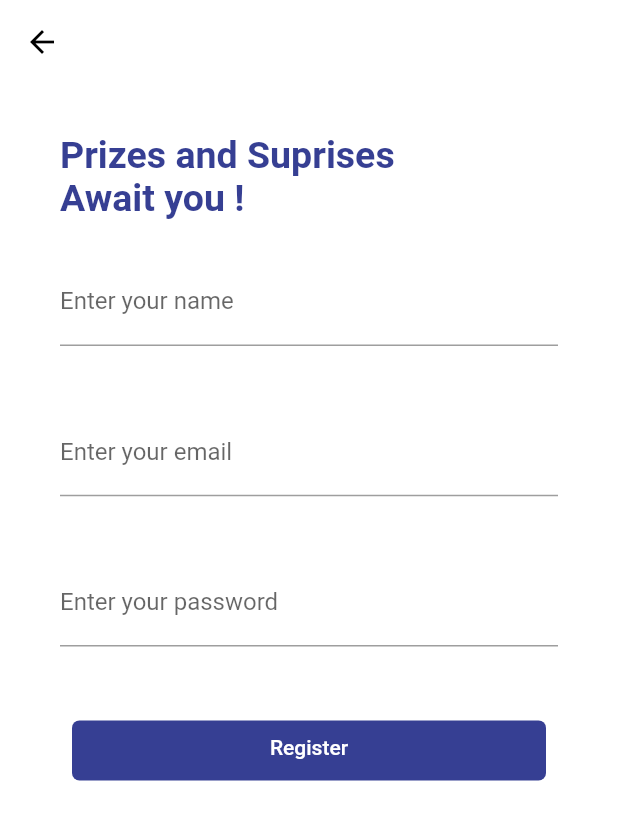
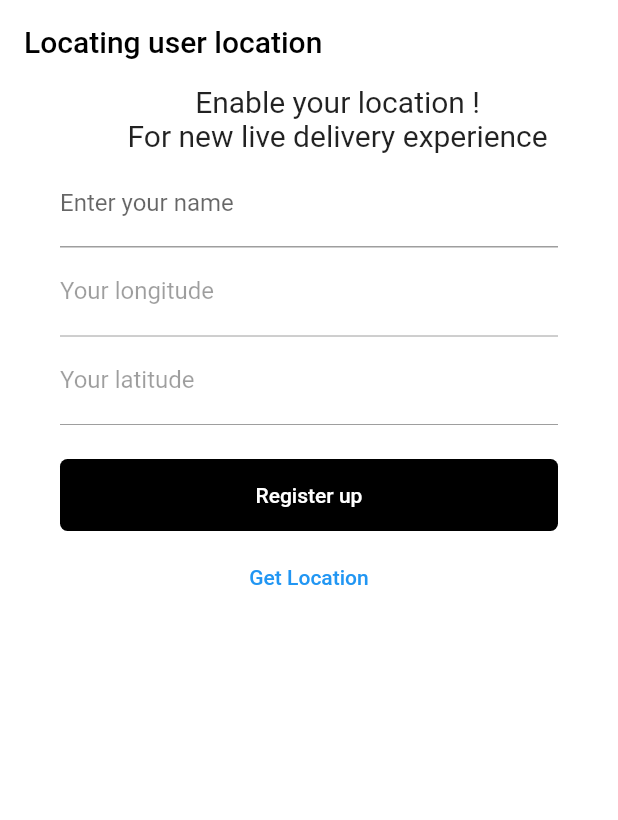
Before and after one commit to Zulfadlifauzi/riderapp, a Flutter app: the screen it shows after launch, on a phone screen of 412 x 824 dp. Shown: the top 820 px of the screen. Run offline on Flutter 3.47's test engine with Material 2 defaults, Android fonts, the phone set to English and light mode, and no system bars; our stand-ins replace form_field_validator, geolocator, google_fonts, google_maps_flutter, ionicons, lottie; missing offline and left inert: cron; Roboto replaces fonts that are missing (Staatliches, Varela).

Commit message:
add cron, send to register API and add get coordinate.

```diff
--- a/lib/main.dart
+++ b/lib/main.dart
@@ -15,7 +15,7 @@ class MyApp extends StatelessWidget {
       theme: ThemeData(
         primarySwatch: Colors.blue,
       ),
-      home: SignupScreen(),
+      home: const SignupScreen(),
     );
   }
 }
--- /dev/null
+++ b/lib/models/rider_register.dart
@@ -0,0 +1,48 @@
+class CreateUserRequest {
+  String? message;
+  DataResponse? data;
+
+  CreateUserRequest({this.message, this.data});
+
+  factory CreateUserRequest.fromJson(Map<String, dynamic> json) =>
+      CreateUserRequest(
+          message: json['message'], data: DataResponse.fromJson(json['data']));
+
+  Map<String, dynamic> toJson() => {'message': message, 'data': data!.toJson()};
+}
+
+class DataResponse {
+  DataResponse({
+    this.latitude,
+    this.longitude,
+    this.name,
+    this.updatedAt,
+    this.createdAt,
+    this.id,
+  });
+
+  String? latitude;
+  String? longitude;
+  String? name;
+  DateTime? updatedAt;
+  DateTime? createdAt;
+  int? id;
+
+  factory DataResponse.fromJson(Map<String, dynamic> json) => DataResponse(
+        latitude: json["latitude"],
+        longitude: json["longitude"],
+        name: json["name"],
+        updatedAt: DateTime.parse(json["updated_at"]),
+        createdAt: DateTime.parse(json["created_at"]),
+        id: json["id"],
+      );
+
+  Map<String, dynamic> toJson() => {
+        "latitude": latitude,
+        "longitude": longitude,
+        "name": name,
+        "updated_at": updatedAt!.toIso8601String(),
+        "created_at": createdAt!.toIso8601String(),
+        "id": id,
+      };
+}
--- a/lib/screens/map.dart
+++ b/lib/screens/map.dart
@@ -332,6 +332,6 @@ Widget buildSheet() => Column(
             ),
           ],
         ),
-        Divider(thickness: 1)
+        const Divider(thickness: 1)
       ],
     );
--- a/lib/screens/signup.dart
+++ b/lib/screens/signup.dart
@@ -1,138 +1,196 @@
+import 'dart:convert';
+
 import 'package:flutter/material.dart';
-import 'package:riderapp/screens/status.dart';
-import 'package:form_field_validator/form_field_validator.dart';
+import 'package:geolocator/geolocator.dart';
+import 'package:google_fonts/google_fonts.dart';
+import 'package:http/http.dart' as http;
+import 'package:cron/cron.dart';
+import 'package:riderapp/models/rider_register.dart';
 
 class SignupScreen extends StatefulWidget {
   const SignupScreen({Key? key}) : super(key: key);
 
   @override
-  _SignupScreenState createState() => _SignupScreenState();
+  _HomeScreenState createState() => _HomeScreenState();
 }
 
-class _SignupScreenState extends State<SignupScreen> {
-  bool hidePassword = true;
-  TextEditingController passController = TextEditingController();
-  TextEditingController emailController = TextEditingController();
-  TextEditingController nameController = TextEditingController();
+Future<CreateUserRequest> createUser(
+    String name, String latitude, String longitude) async {
+  const String apiUrl = 'http://api.staging.tarsoft.co/api/coordinates/create';
 
+  final response = await http.post(Uri.parse(apiUrl),
+      body: {'name': name, 'latitude': latitude, 'longitude': longitude});
+  if (response.statusCode == 200 || response.statusCode == 500) {
+    print(response.statusCode);
+    print(response.body);
+    return CreateUserRequest.fromJson(json.decode(response.body));
+  } else {
+    throw Exception('Failed to load data');
+  }
+}
+
+class _HomeScreenState extends State<SignupScreen> {
+  final nameController = TextEditingController();
+  final latController = TextEditingController();
+  final longController = TextEditingController();
+
+  late CreateUserRequest _user;
   GlobalKey<FormState> formKey = GlobalKey<FormState>();
-  final scaffoldKey = GlobalKey<FormState>();
+  Position? _currentPosition;
+
+  @override
+  void initState() {
+    super.initState();
+    _user = CreateUserRequest();
+  }
 
   @override
   Widget build(BuildContext context) {
-    final double height = MediaQuery.of(context).size.height;
+    longController.text = _currentPosition?.longitude.toString() ?? '';
+    latController.text = _currentPosition?.latitude.toString() ?? '';
 
     return Scaffold(
+      backgroundColor: Colors.white,
       appBar: AppBar(
-          key: scaffoldKey,
-          backgroundColor: Colors.transparent,
+        title: Text(
+          'Locating user location',
+          style: GoogleFonts.varela(color: Colors.black),
+        ),
         elevation: 0,
-          leading: IconButton(
-            icon: const Icon(Icons.arrow_back, color: Colors.black),
-            onPressed: () {
-              Navigator.push(
-                  context,
-                  MaterialPageRoute(
-                      builder: (context) => const StatusScreen()));
-            },
+        backgroundColor: Colors.white,
+      ),
+      body: SingleChildScrollView(
+        child: Stack(
+          children: <Widget>[
+            Column(
+              crossAxisAlignment: CrossAxisAlignment.center,
+              children: [
+                Padding(
+                  padding: const EdgeInsets.only(left: 85),
+                  child: Text(
+                      'Enable your location ! \nFor new live delivery experience',
+                      textAlign: TextAlign.center,
+                      style: GoogleFonts.staatliches(
+                        fontSize: 20,
                       )),
-      backgroundColor: const Color(0xFFffffff),
-      body: SingleChildScrollView(
+                ),
+              ],
+            ),
+            Column(
+              crossAxisAlignment: CrossAxisAlignment.start,
+              children: [
+                Padding(
+                  padding: const EdgeInsets.only(left: 40, right: 40),
+                  child: Container(
+                    margin: const EdgeInsets.only(top: 50),
                     child: Form(
                       key: formKey,
-          child: Container(
-            padding: const EdgeInsets.only(left: 40, right: 40),
                       child: Column(
-              crossAxisAlignment: CrossAxisAlignment.start,
                         children: [
-                SizedBox(height: height * 0.04),
-                const Text(
-                  'Prizes and Suprises',
-                  style: TextStyle(
-                      fontSize: 25,
-                      fontWeight: FontWeight.bold,
-                      color: Color(0xFF363f93)),
-                ),
-                const Text(
-                  'Await you !',
-                  style: TextStyle(
-                      fontSize: 25,
-                      fontWeight: FontWeight.bold,
-                      color: Color(0xFF363f93)),
-                ),
-                SizedBox(
-                  height: height * 0.03,
+                          TextFormField(
+                            controller: nameController,
+                            decoration: const InputDecoration(
+                                labelText: 'Enter your name'),
                           ),
                           TextFormField(
-                    controller: nameController,
-                    decoration:
-                        const InputDecoration(labelText: 'Enter your name'),
-                    validator: MultiValidator([
-                      RequiredValidator(errorText: 'Enter your name'),
-                      MinLengthValidator(5,
-                          errorText: 'Should be at least 5 characters')
-                    ])),
-                SizedBox(height: height * 0.05),
+                            enabled: false,
+                            controller: longController,
+                            decoration: const InputDecoration(
+                                labelText: 'Your longitude'),
+                          ),
                           TextFormField(
-                    controller: emailController,
-                    decoration:
-                        const InputDecoration(labelText: 'Enter your email'),
-                    validator: MultiValidator([
-                      RequiredValidator(errorText: 'Enter your email'),
-                      EmailValidator(errorText: 'Not A Valid Email')
-                    ])),
-                SizedBox(height: height * 0.05),
-                TextFormField(
-                  controller: passController,
-                  decoration:
-                      const InputDecoration(labelText: 'Enter your password'),
-                  validator: MultiValidator([
-                    RequiredValidator(errorText: 'Enter your password'),
-                    MinLengthValidator(6,
-                        errorText: 'Should be at least 6 characters')
-                  ]),
-                  obscureText: hidePassword,
-                ),
-                SizedBox(height: height * 0.05),
-                Column(
-                  children: <Widget>[
-                    TextButton(
-                        onPressed: () {},
-                        child: Container(
-                          child: const Padding(
-                            padding: EdgeInsets.only(top: 10),
-                            child: Text(
-                              'Register',
-                              style: TextStyle(color: Colors.white),
-                              textAlign: TextAlign.center,
-                            ),
-                          ),
-                          height: 40,
-                          width: double.infinity,
-                          decoration: BoxDecoration(
-                            borderRadius: BorderRadius.circular(5.0),
-                            color: const Color(0xFF363f93),
-                          ),
-                        )),
-                    SizedBox(
-                      height: height * 0.09,
-                    ),
-                  ],
+                            enabled: false,
+                            controller: latController,
+                            decoration: const InputDecoration(
+                                labelText: 'Your latitude'),
                           ),
                         ],
                       ),
                     ),
                   ),
+                )
+              ],
+            ),
+            Center(
+              child: Padding(
+                padding: const EdgeInsets.only(left: 40, right: 40),
+                child: Container(
+                  margin: const EdgeInsets.only(top: 290),
+                  child: Column(
+                    mainAxisAlignment: MainAxisAlignment.start,
+                    children: <Widget>[
+                      // if (_currentPosition != null)
+                      //   Text(
+                      //       'Longitude: ${_currentPosition!.longitude} \nLatitude: ${_currentPosition!.latitude}'),
+                      const SizedBox(height: 15),
+                      TextButton(
+                        child: const Text('Get Location'),
+                        onPressed: () {
+                          _getCurrentLocation();
+                        },
+                      )
+                    ],
+                  ),
+                ),
+              ),
+            ),
+            Center(
+              child: Padding(
+                padding: const EdgeInsets.only(left: 40, right: 40),
+                child: Column(
+                  children: [
+                    Container(
+                      width: double.infinity,
+                      margin: const EdgeInsets.only(top: 250),
+                      decoration: BoxDecoration(
+                          color: Colors.black,
+                          borderRadius: BorderRadius.circular(5.0)),
+                      child: TextButton(
+                        onPressed: () async {
+                          final cron = Cron()
+                            ..schedule(Schedule.parse('*/10 * * * * *'),
+                                () async {
+                              final String name = nameController.text;
+                              final String latitude = latController.text;
+                              final String longitude = longController.text;
+                              final CreateUserRequest user =
+                                  await createUser(name, latitude, longitude);
+                              setState(() {
+                                _user = user;
+                              });
+                              print(DateTime.now());
+                            });
+                          await Future.delayed(const Duration(days: 1));
+                          await cron.close();
+                        },
+                        child: const Text(
+                          'Register up',
+                          style: TextStyle(color: Colors.white),
+                        ),
+                      ),
+                    ),
+                  ],
+                ),
+              ),
+            )
+          ],
+        ),
       ),
     );
   }
 
-  bool validateAndSave() {
-    final form = formKey.currentState;
-    if (form!.validate()) {
-      form.save();
-      return true;
+  _getCurrentLocation() {
+    Geolocator.getCurrentPosition(
+            desiredAccuracy: LocationAccuracy.best,
+            forceAndroidLocationManager: true)
+        .then((Position position) {
+      setState(() {
+        _currentPosition = position;
+      });
+    }).catchError((e) {
+      print(e);
+    });
   }
-    return false;
+
+  void schedule(Schedule schedule, Null Function() param1) {}
 }
-}
--- a/pubspec.yaml
+++ b/pubspec.yaml
@@ -40,6 +40,9 @@ dependencies:
   lottie: ^1.2.1
   modal_bottom_sheet: ^2.0.0
   form_field_validator: ^1.1.0
+  geolocator: ^7.6.2
+  google_fonts: ^2.1.0
+  cron: ^0.3.2
 
 dev_dependencies:
   flutter_test:
```
Also changed, not shown: cron.dart (added, +215 -0 lines), lib/screens/delivery.dart (+6 -8 lines), lib/widgets/drawer_tab_navigator.dart (+5 -5 lines), src/constraint_parser.dart (added, +37 -0 lines), pubspec.lock. Lines whose indentation alone changed are shown as unchanged.
